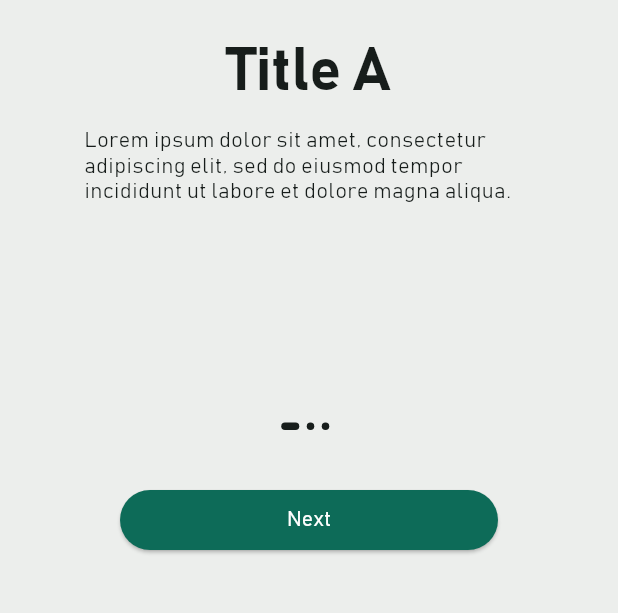
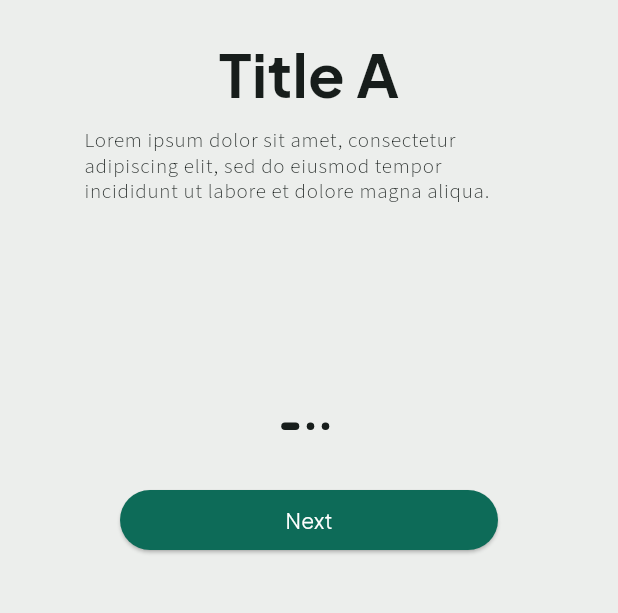
Before and after one commit to giociudadano/Chime, a Flutter app: the screen it shows after launch, on a phone screen of 412 x 824 dp, the part 566-1179 px from its top. Run offline on Flutter 3.47's test engine with Material 3 defaults, Android fonts, the light colour scheme and no system bars; our stand-ins replace cached_network_image, cloud_firestore, firebase_auth, firebase_core, firebase_storage, google_sign_in and 4 more; missing offline and left inert: choice, firebase_app_check, qr_code_scanner; accounts and stored records are empty; generated files the repository leaves out were written again.

Commit message:
Changed Fonts, Uncommented the Model for Onboarding and Updated the Image Asset for Empty Pages

```diff
--- a/lib/pages/login.dart
+++ b/lib/pages/login.dart
@@ -104,7 +104,7 @@ class _LoginPageState extends State<LoginPage> {
               Text(
                 AppLocalizations.of(context)!.loginTitle,
                 style: const TextStyle(
-                  fontFamily: 'Bahnschrift',
+                  fontFamily: 'Plus Jakarta Sans',
                   fontVariations: [
                     FontVariation('wght', 700),
                     FontVariation('wdth', 100),
@@ -232,7 +232,7 @@ class _LoginPageState extends State<LoginPage> {
                                 style: TextStyle(
                                   color:
                                       Theme.of(context).colorScheme.onPrimary,
-                                  fontFamily: 'Bahnschrift',
+                                  fontFamily: 'Plus Jakarta Sans',
                                   fontVariations: const [
                                     FontVariation('wght', 500),
                                     FontVariation('wdth', 100),
--- a/lib/pages/onboarding.dart
+++ b/lib/pages/onboarding.dart
@@ -110,7 +110,7 @@ class _OnBoardingPageState extends State<OnBoardingPage> {
                         ? AppLocalizations.of(context)!.onBoardingContinue
                         : AppLocalizations.of(context)!.onBoardingNext,
                     style: const TextStyle(
-                      fontFamily: 'Bahnschrift',
+                      fontFamily: 'Plus Jakarta Sans',
                       fontVariations: [
                         FontVariation('wght', 350),
                         FontVariation('wdth', 100),
@@ -166,7 +166,7 @@ class OnBoardingPageContent extends StatelessWidget {
           child: Text(
             title,
             style: const TextStyle(
-              fontFamily: 'Bahnschrift',
+              fontFamily: 'Plus Jakarta Sans',
               fontVariations: [
                 FontVariation('wght', 700),
                 FontVariation('wdth', 100),
@@ -179,7 +179,7 @@ class OnBoardingPageContent extends StatelessWidget {
           title: Text(
             description,
             style: const TextStyle(
-              fontFamily: 'Bahnschrift',
+              fontFamily: 'Source Sans 3',
               fontVariations: [
                 FontVariation('wght', 300),
                 FontVariation('wdth', 100),
```
Also changed, not shown: lib/services/content_model.dart (+20 -29 lines), lib/assets/images/Empty.png.
